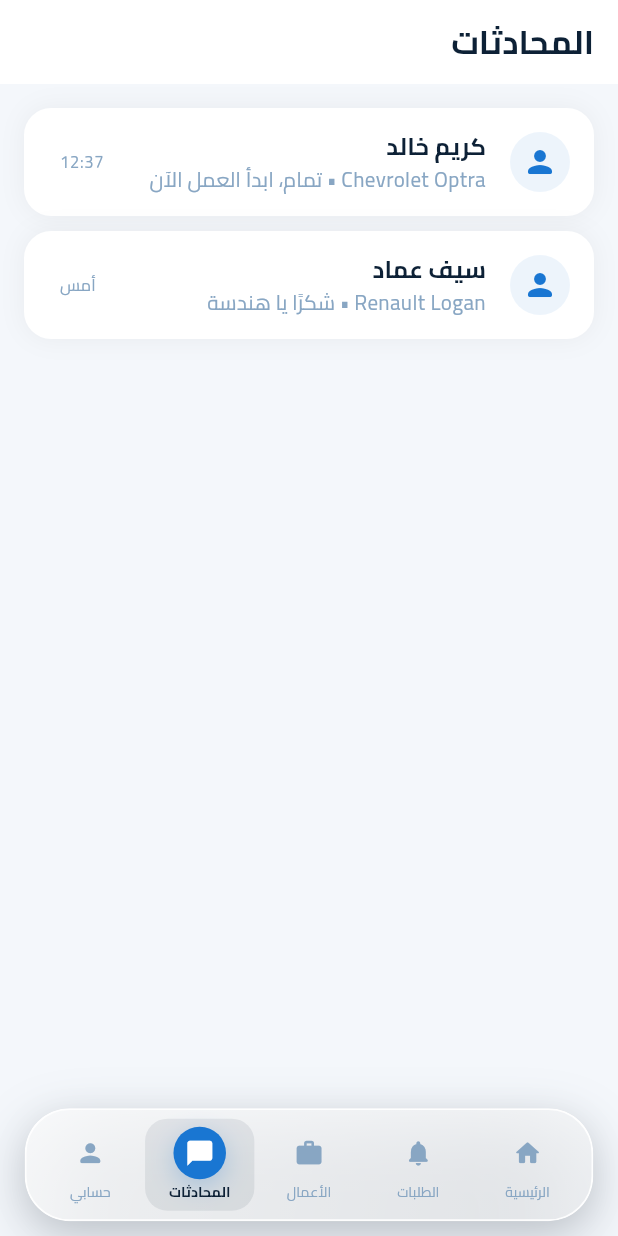
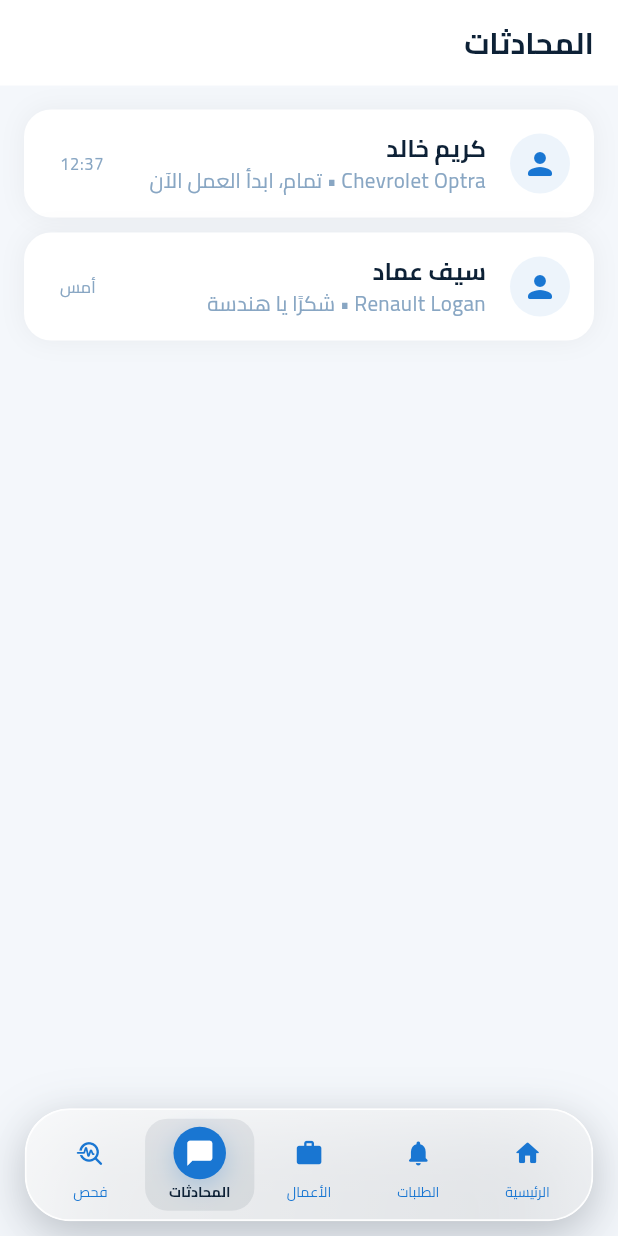
Before and after one commit to amro3z/moftah, a Flutter app: the TechnicianChatsScreen screen opened by its route, on a phone screen of 412 x 824 dp. Run offline on Flutter 3.47's test engine with Material 3 defaults, Android fonts, the phone set to English and light mode, and no system bars; our stand-ins replace dio, flutter_bloc, flutter_map, geolocator, image_picker, latlong2 and 3 more; missing offline and left inert: bluetooth_serial_android.

Commit message:
feat: implement OBD diagnostics screen and refactor navigation structure for technician UI

```diff
--- a/lib/routing/route.dart
+++ b/lib/routing/route.dart
@@ -48,6 +48,7 @@ import 'package:moftah/ui/register/register_screen.dart';
 import 'package:moftah/ui/technician/home/technician_home.dart';
 import 'package:moftah/data/models/technician/technician_models.dart';
 import 'package:moftah/data/store/technician_store.dart';
+import 'package:moftah/ui/technician/obd/obd_II.dart';
 import 'package:moftah/ui/technician/requests/technician_requests_screen.dart';
 import 'package:moftah/ui/technician/requests/technician_request_details_screen.dart';
 import 'package:moftah/ui/technician/requests/send_offer_screen.dart';
@@ -98,6 +99,14 @@ class AppRoute {
         );
       case '/technician_home':
         return _animatedRoute(const TechnicianHome());
+      case '/technician/obd':
+       return _animatedRoute(
+          BlocProvider(
+            create: (_) =>
+                ObdCubit(repository: ObdRepository())..loadPairedDevices(),
+            child: ObdDiagnosticsScreen(),
+          ),
+        );
       case '/technician/requests':
         return _animatedRoute(const TechnicianRequestsScreen());
       case '/technician/request-details':
--- a/lib/ui/technician/chats/technician_chats_screen.dart
+++ b/lib/ui/technician/chats/technician_chats_screen.dart
@@ -2,7 +2,7 @@ import 'package:flutter/material.dart';
 
 import 'package:moftah/data/store/technician_store.dart';
 import 'package:moftah/ui/core/themes/colors.dart';
-import 'package:moftah/ui/technician/widgets/technician_nav_bar.dart';
+import 'package:moftah/ui/technician/widgets/technician_scaffold.dart';
 
 class TechnicianChatsScreen extends StatelessWidget {
   const TechnicianChatsScreen({super.key});
@@ -13,28 +13,27 @@ class TechnicianChatsScreen extends StatelessWidget {
 
     return Directionality(
       textDirection: TextDirection.rtl,
-      child: Scaffold(
-        backgroundColor: AppColors.background,
-        appBar: AppBar(
-          automaticallyImplyLeading: false,
-          scrolledUnderElevation: 0,
-          elevation: 0,
-          backgroundColor: Colors.white,
-          title: const Text(
-            'المحادثات',
-            style: TextStyle(
-              fontFamily: 'Cairo',
-              fontWeight: FontWeight.bold,
-              color: AppColors.primary,
+      child: TechnicianScaffold(
+        current: 3,
+        body: SafeArea(
+          bottom: false,
+          child: Column(
+            children: [
+              _buildHeader(),
+
+              Expanded(
+                child: ListView.separated(
+                  padding: const EdgeInsets.fromLTRB(
+                    16,
+                    16,
+                    16,
+                    120,
                   ),
-          ),
-        ),
-        body: ListView.separated(
-          padding: const EdgeInsets.all(16),
                   itemCount: store.conversations.length,
                   separatorBuilder: (_, __) => const SizedBox(height: 10),
                   itemBuilder: (context, index) {
                     final conversation = store.conversations[index];
+
                     final request = store.byId(conversation.requestId);
 
                     return Container(
@@ -52,11 +51,13 @@ class TechnicianChatsScreen extends StatelessWidget {
                         borderRadius: BorderRadius.circular(18),
                         clipBehavior: Clip.antiAlias,
                         child: ListTile(
-                  onTap: () => Navigator.pushNamed(
+                          onTap: () {
+                            Navigator.pushNamed(
                               context,
                               '/chat',
                               arguments: conversation.toChat(request),
-                  ),
+                            );
+                          },
                           leading: const CircleAvatar(
                             backgroundColor: Color(0x141976D2),
                             child: Icon(
@@ -73,7 +74,8 @@ class TechnicianChatsScreen extends StatelessWidget {
                             ),
                           ),
                           subtitle: Text(
-                    '${request.vehicleName} • ${conversation.lastMessage}',
+                            '${request.vehicleName} • '
+                            '${conversation.lastMessage}',
                             maxLines: 1,
                             overflow: TextOverflow.ellipsis,
                             style: const TextStyle(
@@ -94,7 +96,27 @@ class TechnicianChatsScreen extends StatelessWidget {
                     );
                   },
                 ),
-        bottomNavigationBar: const TechnicianBottomNav(current: 3),
+              ),
+            ],
+          ),
+        ),
+      ),
+    );
+  }
+
+  Widget _buildHeader() {
+    return Container(
+      width: double.infinity,
+      padding: const EdgeInsets.symmetric(horizontal: 16, vertical: 14),
+      color: Colors.white,
+      child: const Text(
+        'المحادثات',
+        style: TextStyle(
+          fontFamily: 'Cairo',
+          fontWeight: FontWeight.bold,
+          fontSize: 20,
+          color: AppColors.primary,
+        ),
       ),
     );
   }
--- a/lib/ui/technician/widgets/technician_nav_bar.dart
+++ b/lib/ui/technician/widgets/technician_nav_bar.dart
@@ -13,14 +13,14 @@ class TechnicianBottomNav extends StatelessWidget {
 
   @override
   Widget build(BuildContext context) {
-    const labels = ['الرئيسية', 'الطلبات', 'الأعمال', 'المحادثات', 'حسابي'];
+    const labels = ['الرئيسية', 'الطلبات', 'الأعمال', 'المحادثات', 'فحص'];
 
     const icons = [
       Icons.home_rounded,
       Icons.notifications_rounded,
       Icons.work_rounded,
       Icons.chat_bubble_rounded,
-      Icons.person_rounded,
+      Icons.troubleshoot_rounded,
     ];
 
     const routes = [
@@ -28,11 +28,12 @@ class TechnicianBottomNav extends StatelessWidget {
       '/technician/requests',
       '/technician/works',
       '/technician/chats',
-      '/technician/profile',
+      '/technician/obd',
     ];
 
     return SafeArea(
       top: false,
+
       minimum: EdgeInsets.fromLTRB(
         ResponsiveSize.width(context, 4),
         0,
@@ -141,7 +142,7 @@ class TechnicianBottomNav extends StatelessWidget {
                                 icons[index],
                                 color: selected
                                     ? AppColors.textSecondary
-                                    : AppColors.textMuted,
+                                    : AppColors.secondary,
                                 size: ResponsiveSize.width(context, 4.8),
                               ),
                             ),
@@ -156,7 +157,7 @@ class TechnicianBottomNav extends StatelessWidget {
                               ),
                               color: selected
                                   ? AppColors.primary
-                                  : AppColors.textMuted,
+                                  : AppColors.secondary,
                               isBold: selected,
                             ),
                           ],
--- /dev/null
+++ b/lib/ui/technician/widgets/technician_scaffold.dart
@@ -0,0 +1,26 @@
+import 'package:flutter/material.dart';
+import 'package:moftah/ui/core/themes/colors.dart';
+import 'package:moftah/ui/technician/widgets/technician_nav_bar.dart';
+
+class TechnicianScaffold extends StatelessWidget {
+  final Widget body;
+  final int current;
+
+  const TechnicianScaffold({
+    super.key,
+    required this.body,
+    required this.current,
+  });
+
+  @override
+  Widget build(BuildContext context) {
+    return Scaffold(
+      extendBody: true,
+      backgroundColor: AppColors.background,
+
+      body: body,
+
+      bottomNavigationBar: TechnicianBottomNav(current: current),
+    );
+  }
+}
```
Also changed, not shown: lib/ui/technician/home/technician_home.dart (+34 -13 lines), lib/ui/technician/obd/obd_ii.dart (added, +245 -0 lines), lib/ui/technician/profile/technician_profile_screen.dart (+32 -3 lines), lib/ui/technician/requests/technician_requests_screen.dart (+52 -22 lines). Lines whose indentation alone changed are shown as unchanged.
